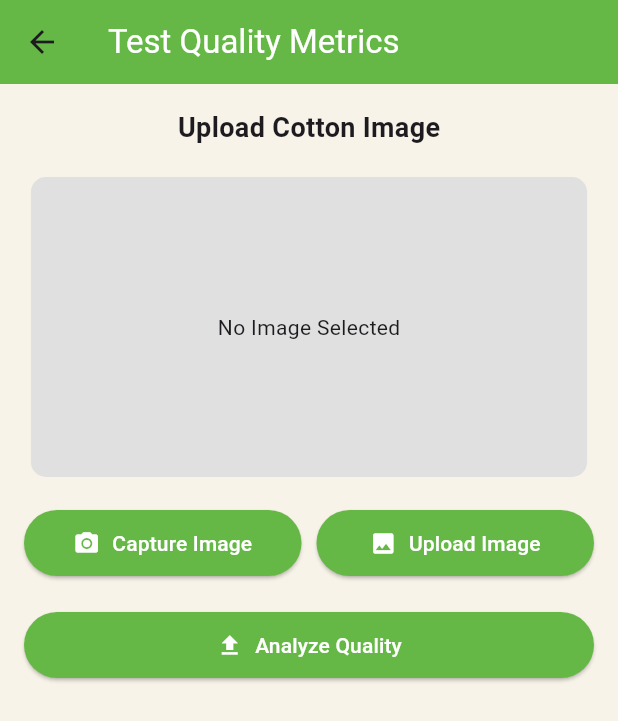
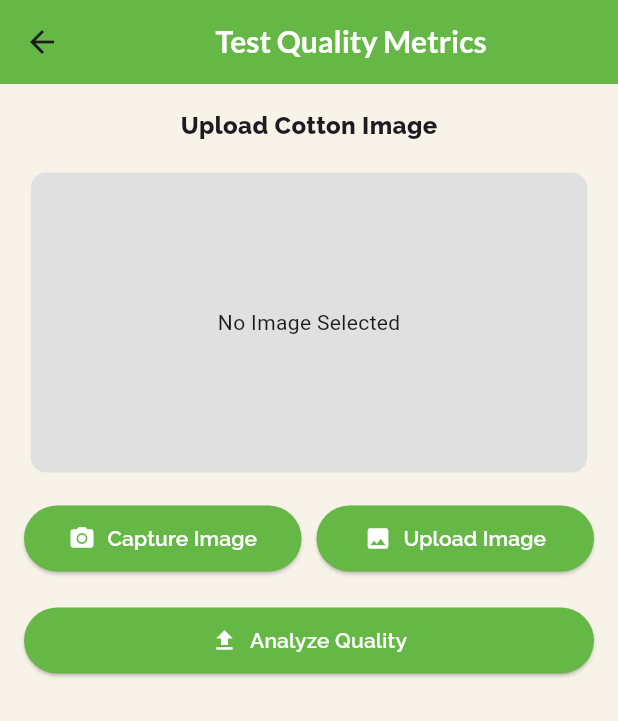
Before and after one commit to mrabdulla3/Cottonist, a Flutter app: the GraderDashboard screen opened directly, after a tap on "Test Quality Metrics", on a phone screen of 412 x 824 dp. Shown: the top 721 px of the screen. Run offline on Flutter 3.47's test engine with Material 3 defaults, Android fonts, the phone set to English and light mode, and no system bars; our stand-ins replace flutter_dotenv, get, google_fonts, image_picker, share_plus, shared_preferences; missing offline and left inert: qr_code_scanner_plus; accounts and stored records are empty.

Commit message:
Grader ui upgraded

```diff
--- a/lib/views/dashboards/grader_dashboard.dart
+++ b/lib/views/dashboards/grader_dashboard.dart
@@ -5,6 +5,7 @@ import 'package:cottonist/credentials/auth_preference.dart';
 import 'package:cottonist/views/grader/testQuality_metrics.dart';
 import 'package:flutter/material.dart';
 import 'package:get/get.dart';
+import 'package:google_fonts/google_fonts.dart';
 import 'package:qr_code_scanner_plus/qr_code_scanner_plus.dart';
 
 class GraderDashboard extends StatefulWidget {
@@ -91,10 +92,11 @@ class _GraderDashboardState extends State<GraderDashboard> {
       backgroundColor: const Color(0xFFF7F3E8),
       appBar: AppBar(
         backgroundColor: const Color(0xFF65B845),
-        title: const Center(
+        title: Center(
           child: Text(
             "Dashboard",
-            style: TextStyle(color: Colors.white),
+            style: GoogleFonts.lato(
+                fontSize: 22, fontWeight: FontWeight.bold, color: Colors.white),
           ),
         ),
         actions: [
@@ -190,11 +192,8 @@ class CustomElevatedButton extends StatelessWidget {
               child: Text(
                 text,
                 textAlign: TextAlign.center,
-                style: const TextStyle(
-                  color: Colors.white,
-                  fontSize: 14,
-                  fontWeight: FontWeight.bold,
-                ),
+                style: GoogleFonts.raleway(
+                    fontWeight: FontWeight.w600, color: Colors.white),
               ),
             ),
           ],
--- a/lib/views/grader/showPredictionQR.dart
+++ b/lib/views/grader/showPredictionQR.dart
@@ -1,6 +1,5 @@
-
 import 'package:flutter/material.dart';
-
+import 'package:google_fonts/google_fonts.dart';
 
 class ShowPredictionQR extends StatefulWidget {
   final Map<String, dynamic> mapGrader;
@@ -17,14 +16,21 @@ class _ShowPredictionQRState extends State<ShowPredictionQR> {
     return Scaffold(
       backgroundColor: Colors.grey[200],
       appBar: AppBar(
-        backgroundColor: Color(0xFF65B845),
-        title: const Text("Prediction", style: TextStyle(color: Colors.white)),
+        backgroundColor: const Color(0xFF65B845),
+        title: Center(
+          child: Text("Prediction",
+              style: GoogleFonts.lato(
+                  fontWeight: FontWeight.w600,
+                  color: Colors.white,
+                  fontSize: 20)),
+        ),
       ),
       body: Center(
         child: Card(
           elevation: 6,
           margin: const EdgeInsets.all(16),
-          shape: RoundedRectangleBorder(borderRadius: BorderRadius.circular(16)),
+          shape:
+              RoundedRectangleBorder(borderRadius: BorderRadius.circular(16)),
           child: Padding(
             padding: const EdgeInsets.all(20),
             child: Column(
@@ -65,7 +71,8 @@ class _ShowPredictionQRState extends State<ShowPredictionQR> {
       children: [
         Padding(
           padding: const EdgeInsets.all(8.0),
-          child: Text(label.toUpperCase(), style: const TextStyle(fontWeight: FontWeight.bold)),
+          child: Text(label.toUpperCase(),
+              style: const TextStyle(fontWeight: FontWeight.bold)),
         ),
         Padding(
           padding: const EdgeInsets.all(8.0),
@@ -74,5 +81,4 @@ class _ShowPredictionQRState extends State<ShowPredictionQR> {
       ],
     );
   }
-
 }
--- a/lib/views/grader/testQuality_metrics.dart
+++ b/lib/views/grader/testQuality_metrics.dart
@@ -1,6 +1,7 @@
 import 'package:cottonist/controller/testQuality_controller.dart';
 import 'package:flutter/material.dart';
 import 'package:get/get.dart';
+import 'package:google_fonts/google_fonts.dart';
 import 'package:image_picker/image_picker.dart';
 
 class TestQualityMetricsScreen extends StatefulWidget {
@@ -14,20 +15,25 @@ class TestQualityMetricsScreen extends StatefulWidget {
 final testQualityController = Get.put(TestQualityMetricsController());
 
 class _TestQualityMetricsScreenState extends State<TestQualityMetricsScreen> {
-
-  void initState(){
+  void initState() {
     super.initState();
 
-    testQualityController.selectedImage.value=null;
+    testQualityController.selectedImage.value = null;
   }
+
   @override
   Widget build(BuildContext context) {
     return Scaffold(
       backgroundColor: const Color(0xFFF7F3E8),
       appBar: AppBar(
         backgroundColor: Color(0xFF65B845),
-        title: const Text("Test Quality Metrics",
-            style: TextStyle(color: Colors.white)),
+        title: Center(
+          child: Text("Test Quality Metrics",
+              style: GoogleFonts.lato(
+                  fontWeight: FontWeight.w600,
+                  color: Colors.white,
+                  fontSize: 20)),
+        ),
       ),
       body: SingleChildScrollView(
         child: Padding(
@@ -35,9 +41,10 @@ class _TestQualityMetricsScreenState extends State<TestQualityMetricsScreen> {
           child: Column(
             crossAxisAlignment: CrossAxisAlignment.center,
             children: [
-              const Text(
+              Text(
                 "Upload Cotton Image",
-                style: TextStyle(fontSize: 18, fontWeight: FontWeight.bold),
+                style: GoogleFonts.raleway(
+                    fontWeight: FontWeight.w800, fontSize: 16),
               ),
               const SizedBox(height: 20),
 
@@ -76,12 +83,13 @@ class _TestQualityMetricsScreenState extends State<TestQualityMetricsScreen> {
                         Icons.camera_alt,
                         color: Colors.white,
                       ),
-                      label: const Text(
+                      label: Text(
                         "Capture Image",
-                        style: TextStyle(color: Colors.white),
+                        style: GoogleFonts.raleway(
+                            fontWeight: FontWeight.w600, color: Colors.white),
                       ),
                       style: ElevatedButton.styleFrom(
-                        backgroundColor: Color(0xFF65B845),
+                        backgroundColor: const Color(0xFF65B845),
                         padding: const EdgeInsets.symmetric(vertical: 12),
                       ),
                     ),
@@ -95,12 +103,13 @@ class _TestQualityMetricsScreenState extends State<TestQualityMetricsScreen> {
                         Icons.image,
                         color: Colors.white,
                       ),
-                      label: const Text(
+                      label: Text(
                         "Upload Image",
-                        style: TextStyle(color: Colors.white),
+                        style: GoogleFonts.raleway(
+                            fontWeight: FontWeight.w600, color: Colors.white),
                       ),
                       style: ElevatedButton.styleFrom(
-                        backgroundColor: Color(0xFF65B845),
+                        backgroundColor: const Color(0xFF65B845),
                         padding: const EdgeInsets.symmetric(vertical: 12),
                       ),
                     ),
@@ -113,40 +122,38 @@ class _TestQualityMetricsScreenState extends State<TestQualityMetricsScreen> {
               // Send to AI Button
               SizedBox(
                   width: double.infinity,
-                child:Obx(()=>
-                 testQualityController.isLoading.value
+                  child: Obx(() => testQualityController.isLoading.value
                       ? const SizedBox(
                           height: 30,
                           width: 30,
+                          child: Center(
                               child:
-                                    Center(child: CircularProgressIndicator(strokeWidth: 2.5)),
-                              ):
-                ElevatedButton.icon(
-                  onPressed: (){
-                    if(testQualityController.selectedImage.value!=null)
+                                  CircularProgressIndicator(strokeWidth: 2.5)),
+                        )
+                      : ElevatedButton.icon(
+                          onPressed: () {
+                            if (testQualityController.selectedImage.value !=
+                                null) {
                               testQualityController.sendToAI();
-
-                     else{
+                            } else {
                               Get.snackbar("ERROR", "Select an image!");
                             }
-
                           },
-
                           icon: const Icon(
                             Icons.upload,
                             color: Colors.white,
                           ),
-                  label:Text(
+                          label: Text(
                             "Analyze Quality",
-                    style: TextStyle(color: Colors.white),
+                            style: GoogleFonts.raleway(
+                                fontWeight: FontWeight.w600,
+                                color: Colors.white),
                           ),
                           style: ElevatedButton.styleFrom(
-                    backgroundColor: Color(0xFF65B845),
+                            backgroundColor: const Color(0xFF65B845),
                             padding: const EdgeInsets.symmetric(vertical: 12),
                           ),
-                )
-                )
-              ),
+                        ))),
             ],
           ),
         ),
```
Lines whose indentation alone changed are shown as unchanged.
